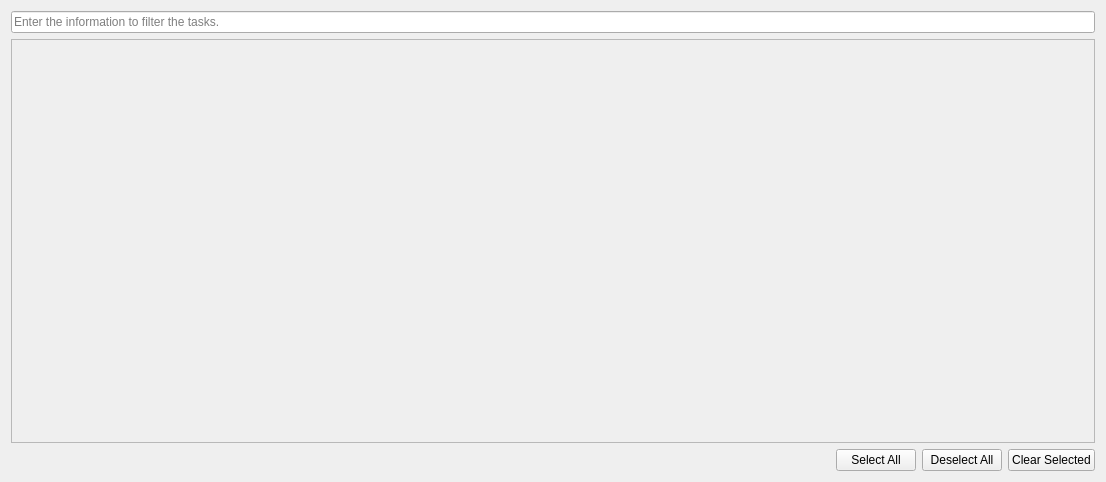
Before: the Qt Designer form pasta_eln/GUI/dataverse_ui/dataverse_completed_uploads_base.ui in PASTA-ELN/pasta-eln, drawn with Qt 5.
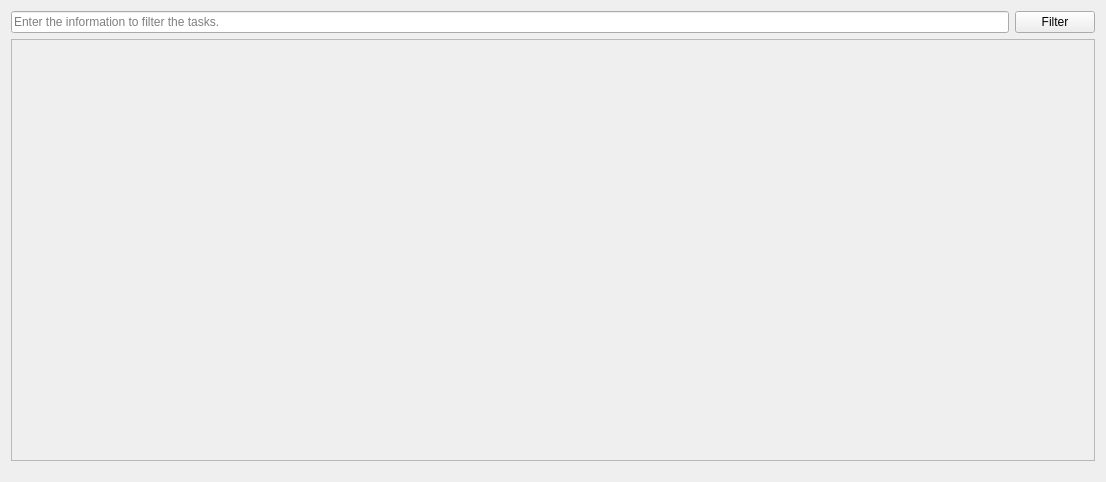
After: the same form once the commit is applied.

The edit to the form file:
```diff
--- a/pasta_eln/GUI/dataverse_ui/dataverse_completed_uploads_base.ui
+++ b/pasta_eln/GUI/dataverse_ui/dataverse_completed_uploads_base.ui
@@ -14,9 +14,27 @@
    <string>Dataverse Upload History</string>
   </property>
   <layout class="QGridLayout" name="gridLayout">
+   <item row="1" column="0">
+    <spacer name="verticalSpacer">
+     <property name="orientation">
+      <enum>Qt::Vertical</enum>
+     </property>
+     <property name="sizeType">
+      <enum>QSizePolicy::Fixed</enum>
+     </property>
+     <property name="sizeHint" stdset="0">
+      <size>
+       <width>20</width>
+       <height>10</height>
+      </size>
+     </property>
+    </spacer>
+   </item>
    <item row="0" column="0">
     <layout class="QVBoxLayout" name="mainVerticalLayout">
      <item>
+      <layout class="QHBoxLayout" name="filterHorizontalLayout">
+       <item>
       <widget class="QLineEdit" name="historyFilterLineEdit">
        <property name="toolTip">
         <string>Enter project name / dataverse URL / finished time to filter the below listed tasks.</string>
@@ -30,6 +48,18 @@
       </widget>
      </item>
      <item>
+        <widget class="QPushButton" name="filterPushButton">
+         <property name="toolTip">
+          <string>Click to filter the dataverse uploads done in the past.</string>
+         </property>
+         <property name="text">
+          <string>Filter</string>
+         </property>
+        </widget>
+       </item>
+      </layout>
+     </item>
+     <item>
       <widget class="QScrollArea" name="completedUploadsScrollArea">
        <property name="toolTip">
         <string>&lt;html&gt;&lt;head/&gt;&lt;body&gt;&lt;p&gt;&lt;span style=&quot; font-style:italic;&quot;&gt;Displays the history of finished dataverse uploads done in the past.&lt;/span&gt;&lt;/p&gt;&lt;/body&gt;&lt;/html&gt;</string>
@@ -43,7 +73,7 @@
           <x>0</x>
           <y>0</y>
           <width>1084</width>
-          <height>396</height>
+          <height>411</height>
          </rect>
         </property>
         <layout class="QVBoxLayout" name="verticalLayout_3">
@@ -54,53 +84,6 @@
        </widget>
       </widget>
      </item>
-     <item>
-      <layout class="QHBoxLayout" name="buttonsHorizontalLayout">
-       <item>
-        <spacer name="horizontalSpacer">
-         <property name="orientation">
-          <enum>Qt::Horizontal</enum>
-         </property>
-         <property name="sizeHint" stdset="0">
-          <size>
-           <width>40</width>
-           <height>20</height>
-          </size>
-         </property>
-        </spacer>
-       </item>
-       <item>
-        <widget class="QPushButton" name="selectAllPushButton">
-         <property name="toolTip">
-          <string>Select all the above listed upload tasks.</string>
-         </property>
-         <property name="text">
-          <string>Select All</string>
-         </property>
-        </widget>
-       </item>
-       <item>
-        <widget class="QPushButton" name="deselectAllPushButton">
-         <property name="toolTip">
-          <string>Deselect all above listed upload tasks.</string>
-         </property>
-         <property name="text">
-          <string>Deselect All</string>
-         </property>
-        </widget>
-       </item>
-       <item>
-        <widget class="QPushButton" name="clearSelectedPushButton">
-         <property name="toolTip">
-          <string>Delete all the selected tasks in the above given list.</string>
-         </property>
-         <property name="text">
-          <string>Clear Selected</string>
-         </property>
-        </widget>
-       </item>
-      </layout>
-     </item>
     </layout>
    </item>
   </layout>
```
Lines whose indentation alone changed are shown as unchanged.
